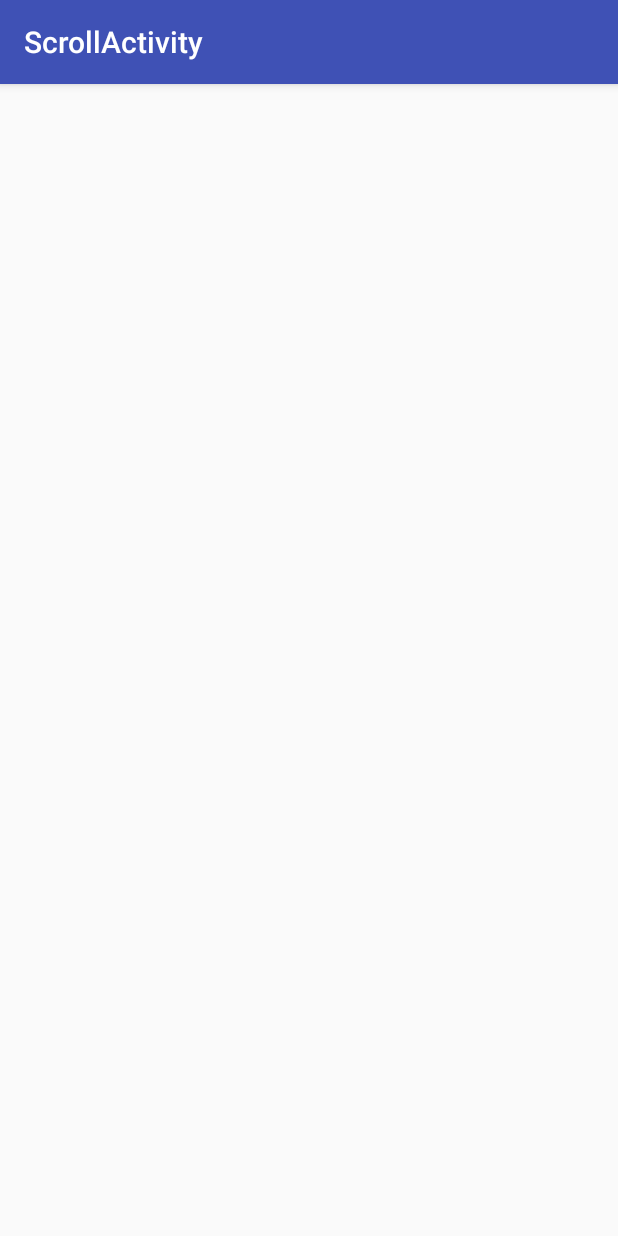
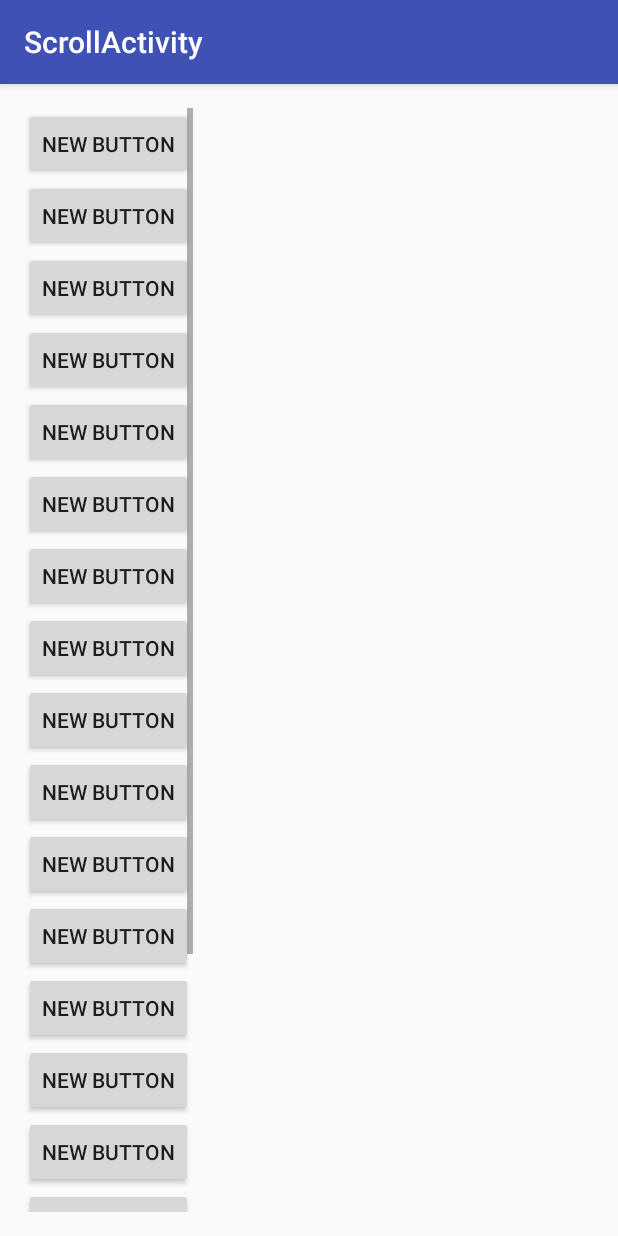
Before and after one commit to jjaviergr/Layouts, an Android app: the ScrollActivity screen opened directly, with no data from a screen before it, on a phone screen of 412 x 824 dp. Run offline under Robolectric (Android 15) with nearby library versions, the phone set to English and light mode, and no system bars.

Commit message:
Ejercicio terminado

```diff
--- a/app/src/main/java/com/example/usuario/myapplication/ScrollActivity.java
+++ b/app/src/main/java/com/example/usuario/myapplication/ScrollActivity.java
@@ -15,7 +15,7 @@ public class ScrollActivity extends AppCompatActivity {
         setContentView(R.layout.activity_scroll);
         Toolbar toolbar = (Toolbar) findViewById(R.id.toolbar);
         setSupportActionBar(toolbar);
-
+/*
         FloatingActionButton fab = (FloatingActionButton) findViewById(R.id.fab);
         fab.setOnClickListener(new View.OnClickListener() {
             @Override
@@ -23,7 +23,7 @@ public class ScrollActivity extends AppCompatActivity {
                 Snackbar.make(view, "Replace with your own action", Snackbar.LENGTH_LONG)
                         .setAction("Action", null).show();
             }
-        });
+        });*/
     }
 
 }
--- a/app/src/main/res/layout/content_scroll.xml
+++ b/app/src/main/res/layout/content_scroll.xml
@@ -12,17 +12,168 @@
     tools:context="com.example.usuario.myapplication.ScrollActivity"
     tools:showIn="@layout/activity_scroll">
 
-    <LinearLayout
-        android:orientation="vertical"
-        android:layout_width="match_parent"
-        android:layout_height="match_parent"
-        android:layout_alignParentTop="true"
-        android:layout_alignParentStart="true">
+    <ScrollView
+        android:layout_width="wrap_content"
+        android:layout_height="wrap_content"
+        android:id="@+id/scrollView" >
 
-        <ScrollView
+        <LinearLayout
+            android:orientation="vertical"
             android:layout_width="match_parent"
-            android:layout_height="match_parent"
-            android:id="@+id/scrollView"
-            android:layout_gravity="center_horizontal" />
-    </LinearLayout>
+            android:layout_height="match_parent">
+
+            <Button
+                android:layout_width="wrap_content"
+                android:layout_height="wrap_content"
+                android:text="New Button"
+                android:id="@+id/button21"
+                android:layout_alignParentTop="true"
+                android:layout_alignParentStart="true" />
+
+            <Button
+                android:layout_width="wrap_content"
+                android:layout_height="wrap_content"
+                android:text="New Button"
+                android:id="@+id/button22" />
+
+            <Button
+                android:layout_width="wrap_content"
+                android:layout_height="wrap_content"
+                android:text="New Button"
+                android:id="@+id/button23" />
+
+            <Button
+                android:layout_width="wrap_content"
+                android:layout_height="wrap_content"
+                android:text="New Button"
+                android:id="@+id/button24" />
+
+            <Button
+                android:layout_width="wrap_content"
+                android:layout_height="wrap_content"
+                android:text="New Button"
+                android:id="@+id/button25" />
+
+            <Button
+                android:layout_width="wrap_content"
+                android:layout_height="wrap_content"
+                android:text="New Button"
+                android:id="@+id/button26"
+                android:layout_below="@+id/scrollView"
+                android:layout_alignParentStart="true" />
+
+            <Button
+                android:layout_width="wrap_content"
+                android:layout_height="wrap_content"
+                android:text="New Button"
+                android:id="@+id/button27"
+                android:layout_below="@+id/scrollView"
+                android:layout_alignParentStart="true" />
+
+            <Button
+                android:layout_width="wrap_content"
+                android:layout_height="wrap_content"
+                android:text="New Button"
+                android:id="@+id/button39"
+                android:layout_below="@+id/scrollView"
+                android:layout_alignParentStart="true" />
+
+            <Button
+                android:layout_width="wrap_content"
+                android:layout_height="wrap_content"
+                android:text="New Button"
+                android:id="@+id/button40"
+                android:layout_below="@+id/scrollView"
+                android:layout_alignParentStart="true" />
+
+            <Button
+                android:layout_width="wrap_content"
+                android:layout_height="wrap_content"
+                android:text="New Button"
+                android:id="@+id/button38"
+                android:layout_below="@+id/scrollView"
+                android:layout_alignParentStart="true" />
+
+            <Button
+                android:layout_width="wrap_content"
+                android:layout_height="wrap_content"
+                android:text="New Button"
+                android:id="@+id/button37"
+                android:layout_below="@+id/scrollView"
+                android:layout_alignParentStart="true" />
+
+            <Button
+                android:layout_width="wrap_content"
+                android:layout_height="wrap_content"
+                android:text="New Button"
+                android:id="@+id/button36"
+                android:layout_below="@+id/scrollView"
+                android:layout_alignParentStart="true" />
+
+            <Button
+                android:layout_width="wrap_content"
+                android:layout_height="wrap_content"
+                android:text="New Button"
+                android:id="@+id/button35"
+                android:layout_below="@+id/scrollView"
+                android:layout_alignParentStart="true" />
+
+            <Button
+                android:layout_width="wrap_content"
+                android:layout_height="wrap_content"
+                android:text="New Button"
+                android:id="@+id/button34"
+                android:layout_below="@+id/scrollView"
+                android:layout_alignParentStart="true" />
+
+            <Button
+                android:layout_width="wrap_content"
+                android:layout_height="wrap_content"
+                android:text="New Button"
+                android:id="@+id/button33"
+                android:layout_below="@+id/scrollView"
+                android:layout_alignParentStart="true" />
+
+            <Button
+                android:layout_width="wrap_content"
+                android:layout_height="wrap_content"
+                android:text="New Button"
+                android:id="@+id/button32"
+                android:layout_below="@+id/scrollView"
+                android:layout_alignParentStart="true" />
+
+            <Button
+                android:layout_width="wrap_content"
+                android:layout_height="wrap_content"
+                android:text="New Button"
+                android:id="@+id/button31"
+                android:layout_below="@+id/scrollView"
+                android:layout_alignParentStart="true" />
+
+            <Button
+                android:layout_width="wrap_content"
+                android:layout_height="wrap_content"
+                android:text="New Button"
+                android:id="@+id/button30"
+                android:layout_below="@+id/scrollView"
+                android:layout_alignParentStart="true" />
+
+            <Button
+                android:layout_width="wrap_content"
+                android:layout_height="wrap_content"
+                android:text="New Button"
+                android:id="@+id/button29"
+                android:layout_below="@+id/scrollView"
+                android:layout_alignParentStart="true" />
+
+            <Button
+                android:layout_width="wrap_content"
+                android:layout_height="wrap_content"
+                android:text="New Button"
+                android:id="@+id/button28"
+                android:layout_below="@+id/scrollView"
+                android:layout_alignParentStart="true" />
+        </LinearLayout>
+    </ScrollView>
+
 </RelativeLayout>
```
